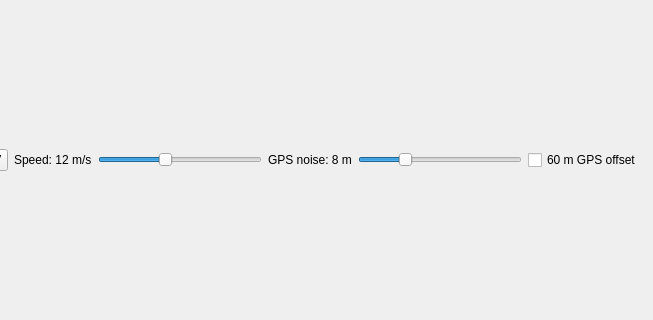
Before: the Qt Designer form app/ViewerWindow.ui in niklaskarel/NavNative, drawn with Qt 5; both pictures show x 427 to 1080 and y 108 to 428 of the 1080 by 780 pixel window.
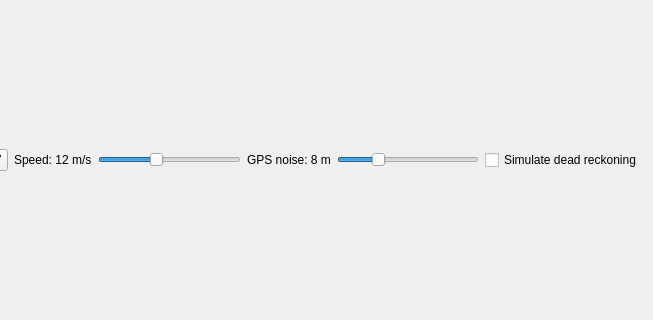
After: the same form once the commit is applied.

Commit message: Add simulated dead reckoning and map overlay controls

Diff of the .ui file:
```diff
--- a/app/ViewerWindow.ui
+++ b/app/ViewerWindow.ui
@@ -177,7 +177,7 @@
           <item>
             <widget class="QCheckBox" name="offset">
               <property name="text">
-                <string>60 m GPS offset</string>
+                <string>Simulate dead reckoning</string>
               </property>
             </widget>
           </item>
```
Left out of the diff: 2 changed lines with no effect on the pictures. The commit also changes 17 other files.
